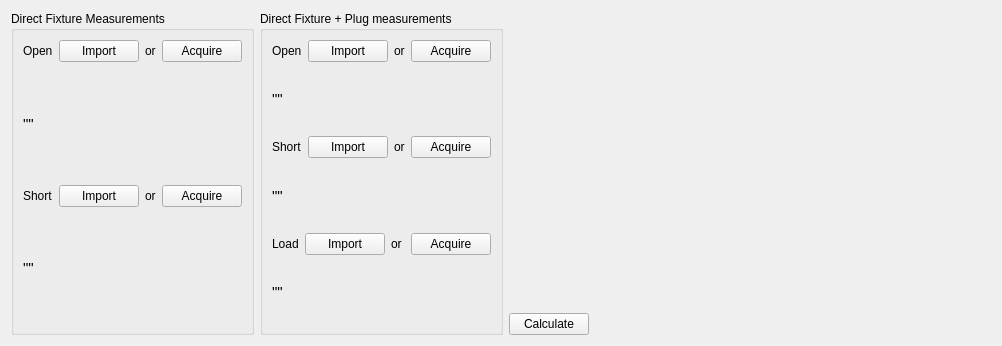
The window that UI/plugWidget.ui (Belden-Montreal/SNP-Cable-Analyser) describes before a commit, drawn with Qt 5.
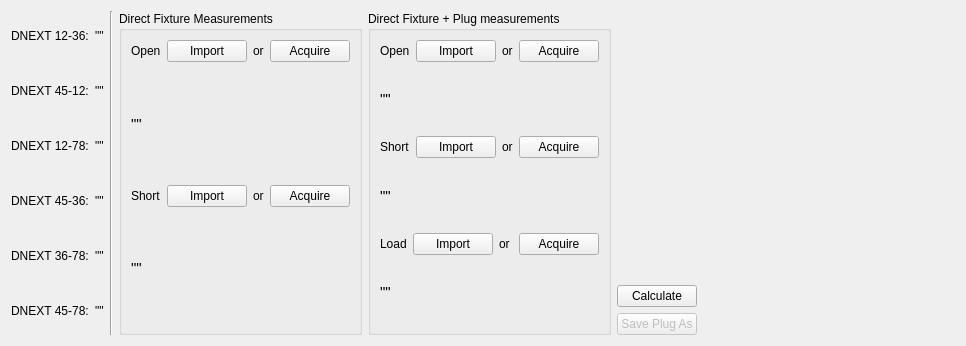
The same window after the commit.

Commit message: incorperated plug project into embedding prj

```diff
--- a/UI/plugWidget.ui
+++ b/UI/plugWidget.ui
@@ -6,7 +6,7 @@
    <rect>
     <x>0</x>
     <y>0</y>
-    <width>1002</width>
+    <width>966</width>
     <height>346</height>
    </rect>
   </property>
@@ -14,6 +14,125 @@
    <string>Form</string>
   </property>
   <layout class="QHBoxLayout" name="horizontalLayout_3">
+   <item>
+    <layout class="QVBoxLayout" name="verticalLayout_3">
+     <item>
+      <layout class="QHBoxLayout" name="horizontalLayout_4">
+       <item>
+        <widget class="QLabel" name="label_5">
+         <property name="text">
+          <string>DNEXT 12-36:</string>
+         </property>
+        </widget>
+       </item>
+       <item>
+        <widget class="QLabel" name="dnext12_36">
+         <property name="text">
+          <string>&quot;&quot;</string>
+         </property>
+        </widget>
+       </item>
+      </layout>
+     </item>
+     <item>
+      <layout class="QHBoxLayout" name="horizontalLayout_5">
+       <item>
+        <widget class="QLabel" name="label_6">
+         <property name="text">
+          <string>DNEXT 45-12:</string>
+         </property>
+        </widget>
+       </item>
+       <item>
+        <widget class="QLabel" name="dnext45_12">
+         <property name="text">
+          <string>&quot;&quot;</string>
+         </property>
+        </widget>
+       </item>
+      </layout>
+     </item>
+     <item>
+      <layout class="QHBoxLayout" name="horizontalLayout_7">
+       <item>
+        <widget class="QLabel" name="label_7">
+         <property name="text">
+          <string>DNEXT 12-78:</string>
+         </property>
+        </widget>
+       </item>
+       <item>
+        <widget class="QLabel" name="dnext12_78">
+         <property name="text">
+          <string>&quot;&quot;</string>
+         </property>
+        </widget>
+       </item>
+      </layout>
+     </item>
+     <item>
+      <layout class="QHBoxLayout" name="horizontalLayout_11">
+       <item>
+        <widget class="QLabel" name="label_8">
+         <property name="text">
+          <string>DNEXT 45-36:</string>
+         </property>
+        </widget>
+       </item>
+       <item>
+        <widget class="QLabel" name="dnext45_36">
+         <property name="text">
+          <string>&quot;&quot;</string>
+         </property>
+        </widget>
+       </item>
+      </layout>
+     </item>
+     <item>
+      <layout class="QHBoxLayout" name="horizontalLayout_12">
+       <item>
+        <widget class="QLabel" name="label_15">
+         <property name="text">
+          <string>DNEXT 36-78:</string>
+         </property>
+        </widget>
+       </item>
+       <item>
+        <widget class="QLabel" name="dnext36_78">
+         <property name="text">
+          <string>&quot;&quot;</string>
+         </property>
+        </widget>
+       </item>
+      </layout>
+     </item>
+     <item>
+      <layout class="QHBoxLayout" name="horizontalLayout_13">
+       <item>
+        <widget class="QLabel" name="label_16">
+         <property name="text">
+          <string>DNEXT 45-78:</string>
+         </property>
+        </widget>
+       </item>
+       <item>
+        <widget class="QLabel" name="dnext45_78">
+         <property name="text">
+          <string>&quot;&quot;</string>
+         </property>
+        </widget>
+       </item>
+      </layout>
+     </item>
+    </layout>
+   </item>
+   <item>
+    <widget class="Line" name="line">
+     <property name="orientation">
+      <enum>Qt::Vertical</enum>
+     </property>
+    </widget>
+   </item>
    <item>
     <layout class="QVBoxLayout" name="plugVerticalLayout">
      <item>
@@ -286,6 +405,16 @@
        </property>
       </widget>
      </item>
+     <item>
+      <widget class="QPushButton" name="save_plug">
+       <property name="enabled">
+        <bool>false</bool>
+       </property>
+       <property name="text">
+        <string>Save Plug As</string>
+       </property>
+      </widget>
+     </item>
     </layout>
    </item>
    <item>
```
The commit also changes 22 other files.
